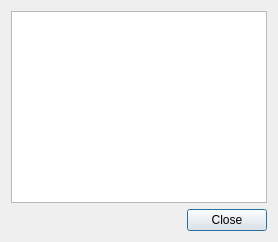
Qt form apps/Qt/Ui/LogsDialog/LogsDialog.ui (klapeto/elpida) before a commit.
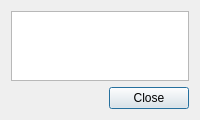
The same form after that commit.

What changed in the file:
```diff
--- a/apps/Qt/Ui/LogsDialog/LogsDialog.ui
+++ b/apps/Qt/Ui/LogsDialog/LogsDialog.ui
@@ -7,9 +7,9 @@
   </property>
   <layout class="QVBoxLayout" name="verticalLayout">
    <item>
-    <widget class="QTextBrowser" name="tbLogs">
-     <property name="lineWrapMode">
-      <enum>QTextEdit::NoWrap</enum>
+    <widget class="QTableView" name="twLogs">
+     <property name="sizeAdjustPolicy">
+      <enum>QAbstractScrollArea::AdjustToContentsOnFirstShow</enum>
      </property>
     </widget>
    </item>
```
